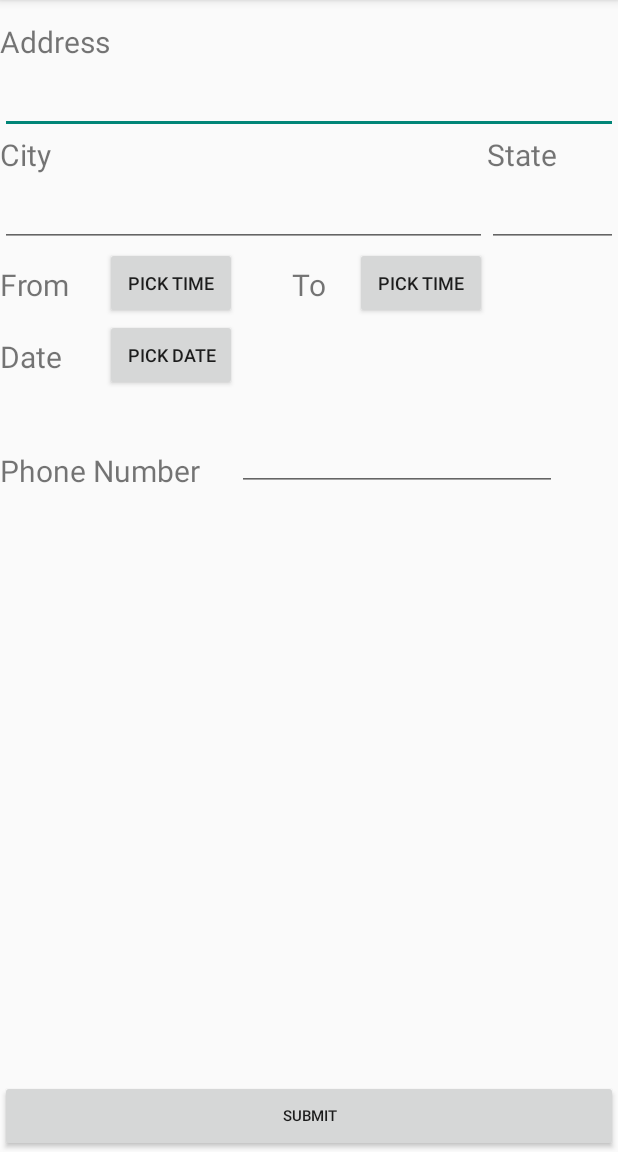
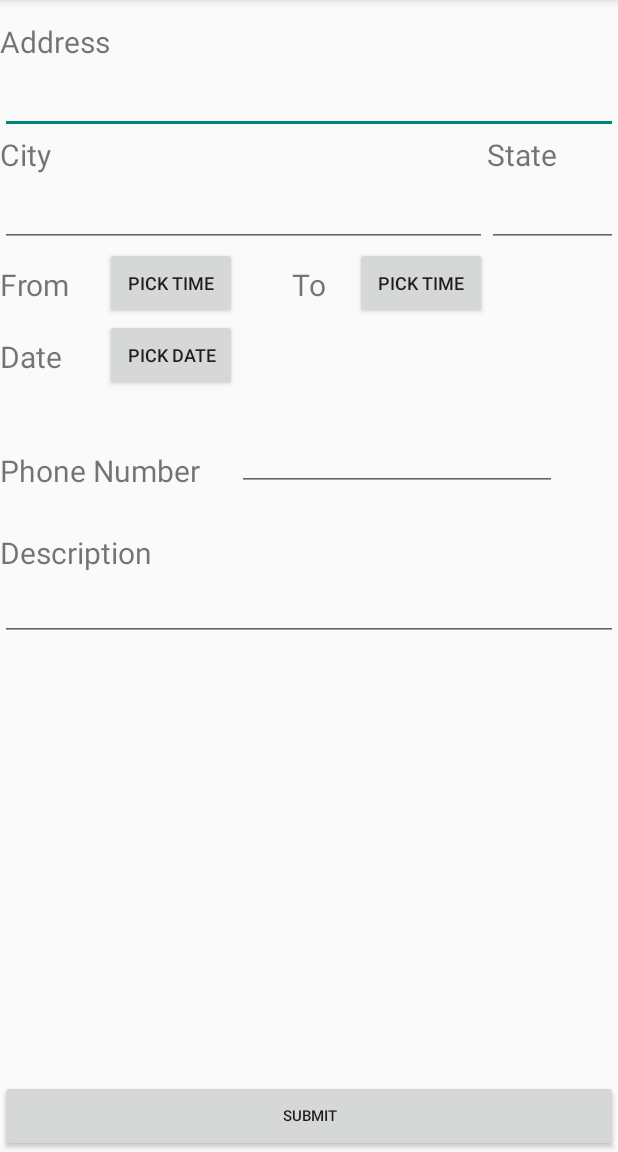
Before and after one commit to KanayaMaryam/MobileMarket, an Android app: the SellActivity screen opened directly, with no data from a screen before it, on a phone screen of 412 x 824 dp, the part 84-1236 px from its top. Run offline under Robolectric (Android 15) with nearby library versions, the phone set to English and light mode, and no system bars.

Commit message:
Added description API, updated TODO

```diff
--- a/app/src/main/java/daniel/lunalux/MapActivity.java
+++ b/app/src/main/java/daniel/lunalux/MapActivity.java
@@ -89,7 +89,8 @@ public class MapActivity extends AppCompatActivity implements LocationListener{
                             .title(obj.getAddress())
                             .snippet("Phone: " + obj.getPhoneNumber()
                                     + "\nStart Time: " + obj.startToLocal() +
-                                    "\nEnd Time: " + obj.endToLocal())));
+                                    "\nEnd Time: " + obj.endToLocal() +
+                                    "\nDescription: " + obj.getDescription())));
                 }
             } catch (Exception e) {
             }
--- a/app/src/main/java/daniel/lunalux/YardSale.java
+++ b/app/src/main/java/daniel/lunalux/YardSale.java
@@ -20,6 +20,7 @@ public class YardSale {
     double locationLatitude;
     double locationLongitude;
     String address; //full address, including city and state
+    String description;
 
     public YardSale(JSONObject obj){
         try {
@@ -29,16 +30,18 @@ public class YardSale {
             startTime=obj.getString("StartDateTime");
             endTime=obj.getString("EndDateTime");
             phoneNumber=obj.getString("PhoneNumber");
+            description = obj.getString("Description");
         } catch (JSONException e){}
     }
 
-    public YardSale(String number, double lat, double lon, String address, String start, String end){
+    public YardSale(String number, double lat, double lon, String address, String start, String end, String desc){
         locationLatitude = lat;
         locationLongitude = lon;
         this.address = address;
         phoneNumber=number;
         startTime=start;
         endTime=end;
+        description = desc;
     }
 
     public String startToLocal(){
@@ -78,4 +81,5 @@ public class YardSale {
         return endTime;
     }
     public String getPhoneNumber(){return phoneNumber;}
+    public String getDescription(){return description;}
 }
--- a/app/src/main/res/layout/activity_sell.xml
+++ b/app/src/main/res/layout/activity_sell.xml
@@ -180,4 +180,24 @@
         android:layout_alignParentStart="true"
         android:layout_marginTop="39dp" />
 
+    <EditText
+        android:layout_width="wrap_content"
+        android:layout_height="wrap_content"
+        android:id="@+id/description"
+        android:layout_alignParentStart="true"
+        android:layout_alignParentEnd="true"
+        android:layout_below="@+id/textView"
+        android:layout_alignRight="@+id/state" />
+
+    <TextView
+        android:layout_width="wrap_content"
+        android:layout_height="wrap_content"
+        android:text="Description"
+        android:id="@+id/textView"
+        android:textSize="20dp"
+        android:layout_marginTop="27dp"
+        android:layout_below="@+id/PhoneNumberText"
+        android:layout_alignParentLeft="true"
+        android:layout_alignParentStart="true" />
+
 </RelativeLayout>
```
Also changed, not shown: app/src/main/java/daniel/lunalux/SellActivity.java (+10 -2 lines), 1 other file.
